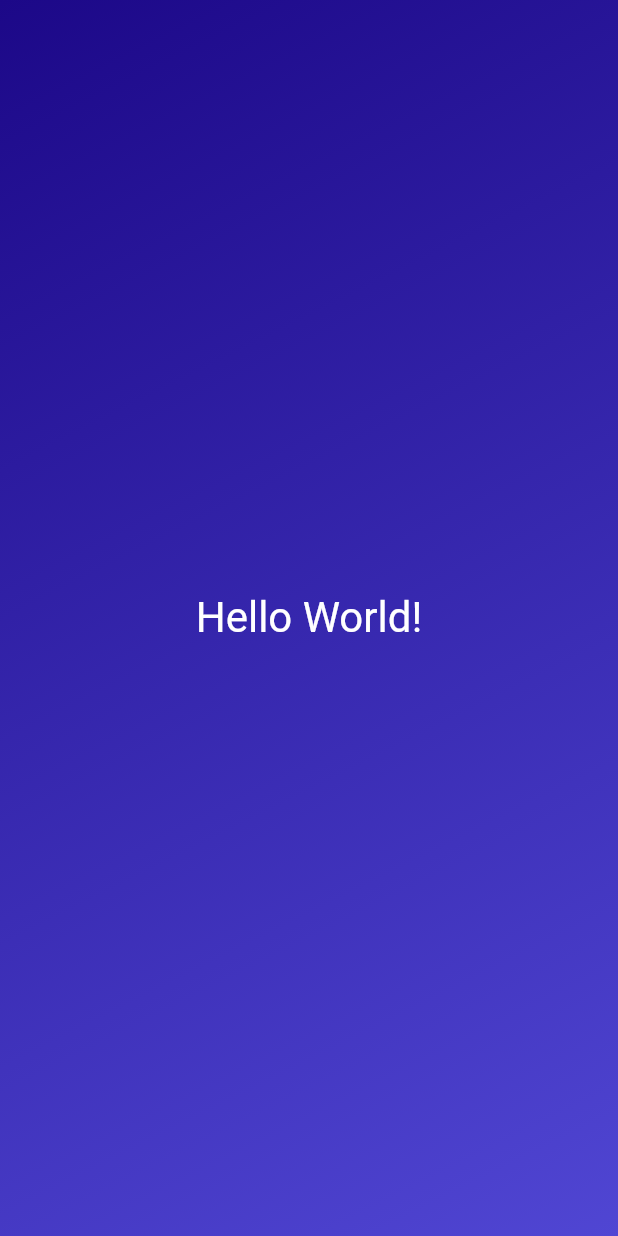
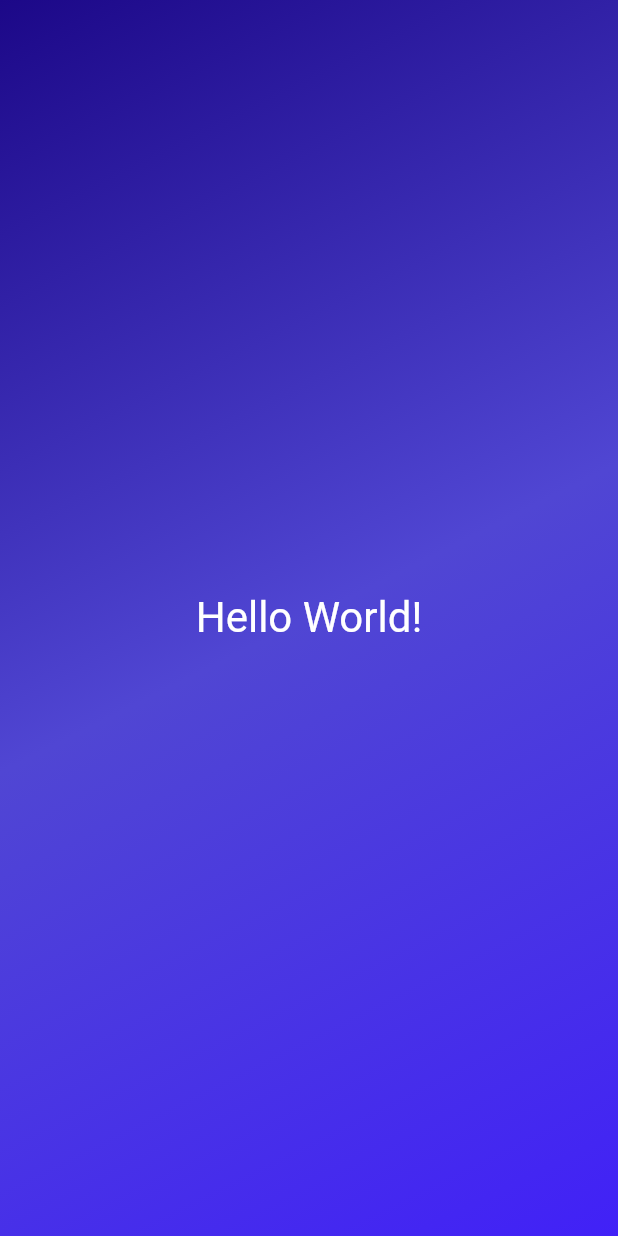
Before and after one commit to wtwente20/Flutter-Dice-App, a Flutter app: the screen it shows after launch, on a phone screen of 412 x 824 dp. Run offline on Flutter 3.47's test engine with Material 2 defaults, Android fonts, the phone set to English and light mode, and no system bars.

```diff
--- a/lib/main.dart
+++ b/lib/main.dart
@@ -4,12 +4,22 @@ void main() {
   runApp(
     MaterialApp(
       home: Scaffold(
-        body: Container(
+        body: GradientContainer(),
+      ),
+    ),
+  );
+}
+
+class GradientContainer extends StatelessWidget {
+  @override
+  Widget build(context) {
+    return Container(
           decoration: const BoxDecoration(
             gradient: LinearGradient(
               colors: [
                 Color.fromARGB(255, 28, 8, 136),
                 Color.fromARGB(255, 80, 70, 211),
+                Color.fromARGB(255, 65, 33, 247),
               ],
               begin: Alignment.topLeft,
               end: Alignment.bottomRight,
@@ -21,8 +31,6 @@ void main() {
               fontSize: 28,
               ),),
           ),
-        ),
-      ),
-    ),
-  );
+        );
+  }
 }
```
